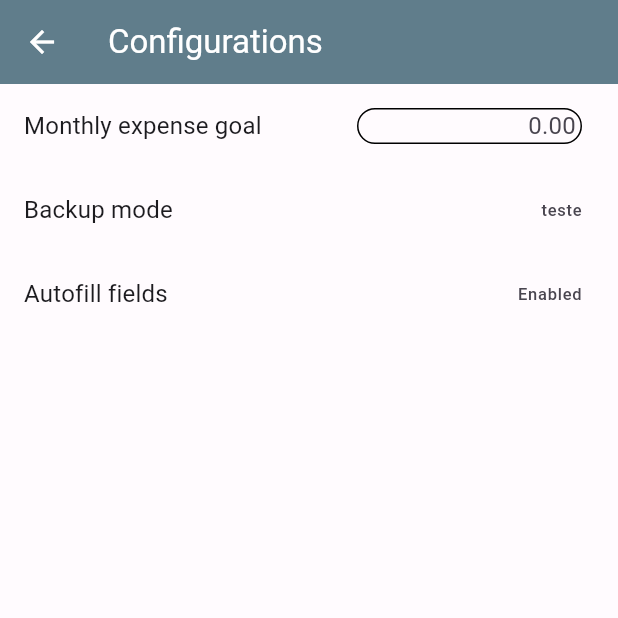
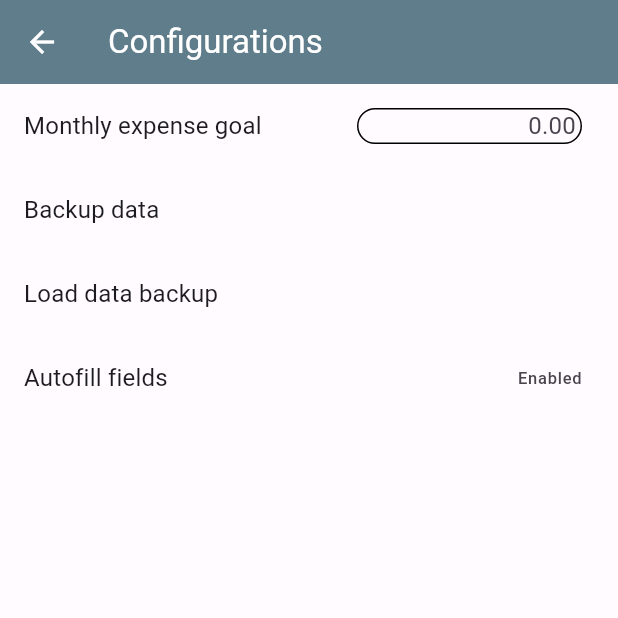
Before and after one commit to fabianoww/noya, a Flutter app: the Configuration screen opened directly, on a phone screen of 412 x 824 dp, the top half of it. Run offline on Flutter 3.47's test engine with Material 3 defaults, Android fonts, the light colour scheme and no system bars; our stand-ins replace currency_text_input_formatter, flutter_spinkit, share_plus, sqflite; missing offline and left inert: file_selector, sqflite_migration; accounts and stored records are empty; project files that could hold a hidden picture were left out.

Commit message:
Alterando mecanismo de backup

```diff
--- a/lib/activities/configuration.dart
+++ b/lib/activities/configuration.dart
@@ -1,11 +1,9 @@
 import 'package:currency_text_input_formatter/currency_text_input_formatter.dart';
 import 'package:flutter/material.dart';
-import 'package:noya2/activities/backup_config.dart';
 import 'package:noya2/activities/prediction_config.dart';
 import 'package:noya2/l10n/app_localizations.dart';
+import 'package:noya2/services/backup_service.dart';
 import 'package:noya2/services/configuration_service.dart';
-//import 'package:noya2/styles/dynamic_theme.dart';
-//import 'package:noya2/styles/themes.dart';
 import 'package:intl/intl.dart';
 
 class Configuration extends StatefulWidget {
@@ -47,22 +45,6 @@ class _ConfigurationState extends State<Configuration> {
             }),
       ),
       body: ListView(children: <Widget>[
-        /*
-        SwitchListTile(
-            title: Text(AppLocalizations.of(context)!.config_darkmode),
-            value: _darkMode,
-            activeThumbColor: Theme.of(context).colorScheme.primary,
-            onChanged: (bool value) {
-              setState(() {
-                _darkMode = value;
-                DynamicTheme.of(context).setThemeData(
-                    _darkMode ? Themes.darkTheme : Themes.lightTheme);
-                ConfigurationService.saveThemeConfiguration(
-                    _darkMode ? Themes.darkThemeKey : Themes.lightThemeKey);
-                //context.findAncestorStateOfType<State<NoyaApp>>();
-              });
-            }),
-            */
         new ListTile(
           title: Text(AppLocalizations.of(context)!.config_goal),
           trailing: new Container(
@@ -90,17 +72,38 @@ class _ConfigurationState extends State<Configuration> {
           ),
         ),
         new ListTile(
-          title: Text(AppLocalizations.of(context)!.config_backup_mode),
-          trailing: Text('teste'), // FIXME
+          title: Text(AppLocalizations.of(context)!.config_backup_create_label),
           onTap: () {
-            Navigator.push(
-              context,
-              MaterialPageRoute(builder: (context) {
-                return BackupConfig();
-              }),
-            ).then((value) {
-              //Provider.of<RefreshController>(context).notifyListeners();
+            BackupService().createBackup().then((_) {
+              ScaffoldMessenger.of(context).showSnackBar(SnackBar(content: Text(AppLocalizations.of(context)!.config_backup_create_done)));
             });
+          },
+        ),
+        new ListTile(
+          title: Text(AppLocalizations.of(context)!.config_backup_load_label),
+          onTap: () {
+            showDialog(
+              context: context,
+              builder: (BuildContext context) {
+                return AlertDialog(
+                  title: Text(AppLocalizations.of(context)!.confirm_backup_load_title),
+                  content: Text(AppLocalizations.of(context)!.confirm_backup_load_text),
+                  actions: <Widget>[
+                    TextButton(
+                      child: Text(AppLocalizations.of(context)!.button_no),
+                      onPressed: () => Navigator.of(context).pop()
+                    ),
+                    TextButton(
+                      child: Text(AppLocalizations.of(context)!.button_yes),
+                      onPressed: () => BackupService().loadBackup().then((_) {
+                        ScaffoldMessenger.of(context).showSnackBar(SnackBar(content: Text(AppLocalizations.of(context)!.config_backup_load_done)));
+                        Navigator.of(context).pop();
+                      })
+                    ),
+                  ],
+                );
+              },
+            );
           },
         ),
         new ListTile(
--- a/lib/l10n/app_en.arb
+++ b/lib/l10n/app_en.arb
@@ -10,8 +10,13 @@
     "config_title": "Configurations",
     "config_darkmode": "Dark mode",
     "config_goal": "Monthly expense goal",
-    "config_backup_mode": "Backup mode",
+    "config_backup_create_label": "Backup data",
+    "config_backup_create_done": "Backup created!",
+    "config_backup_load_label": "Load data backup",
+    "config_backup_load_done": "Backup loaded!",
     "config_prediction_fields": "Autofill fields",
+    "confirm_backup_load_title": "Attention!",
+    "confirm_backup_load_text": "Loading the backup will erase your current data. Do you wish to continue?",
     "label_revenue": "Revenue",
     "label_revenues": "Revenues",
     "label_expense": "Expense",
--- a/lib/l10n/app_localizations.dart
+++ b/lib/l10n/app_localizations.dart
@@ -164,17 +164,47 @@ abstract class AppLocalizations {
   /// **'Meta mensal de despesa'**
   String get config_goal;
 
-  /// No description provided for @config_backup_mode.
+  /// No description provided for @config_backup_create_label.
   ///
   /// In pt, this message translates to:
-  /// **'Modo de backup'**
-  String get config_backup_mode;
+  /// **'Realizar backup dos dados'**
+  String get config_backup_create_label;
+
+  /// No description provided for @config_backup_create_done.
+  ///
+  /// In pt, this message translates to:
+  /// **'Backup gerado!'**
+  String get config_backup_create_done;
+
+  /// No description provided for @config_backup_load_label.
+  ///
+  /// In pt, this message translates to:
+  /// **'Carregar backup dos dados'**
+  String get config_backup_load_label;
+
+  /// No description provided for @config_backup_load_done.
+  ///
+  /// In pt, this message translates to:
+  /// **'Backup carregado!'**
+  String get config_backup_load_done;
 
   /// No description provided for @config_prediction_fields.
   ///
   /// In pt, this message translates to:
   /// **'Preenchimento automático de campos'**
   String get config_prediction_fields;
+
+  /// No description provided for @confirm_backup_load_title.
+  ///
+  /// In pt, this message translates to:
+  /// **'Atenção!'**
+  String get confirm_backup_load_title;
+
+  /// No description provided for @confirm_backup_load_text.
+  ///
+  /// In pt, this message translates to:
+  /// **'Ao carregar o backup, os dados atuais serão perdidos. Deseja continuar?'**
+  String get confirm_backup_load_text;
 
   /// No description provided for @label_revenue.
   ///
--- a/lib/l10n/app_localizations_en.dart
+++ b/lib/l10n/app_localizations_en.dart
@@ -48,10 +48,26 @@ class AppLocalizationsEn extends AppLocalizations {
   String get config_goal => 'Monthly expense goal';
 
   @override
-  String get config_backup_mode => 'Backup mode';
+  String get config_backup_create_label => 'Backup data';
+
+  @override
+  String get config_backup_create_done => 'Backup created!';
+
+  @override
+  String get config_backup_load_label => 'Load data backup';
+
+  @override
+  String get config_backup_load_done => 'Backup loaded!';
 
   @override
   String get config_prediction_fields => 'Autofill fields';
+
+  @override
+  String get confirm_backup_load_title => 'Attention!';
+
+  @override
+  String get confirm_backup_load_text =>
+      'Loading the backup will erase your current data. Do you wish to continue?';
 
   @override
   String get label_revenue => 'Revenue';
--- a/lib/l10n/app_localizations_pt.dart
+++ b/lib/l10n/app_localizations_pt.dart
@@ -48,10 +48,26 @@ class AppLocalizationsPt extends AppLocalizations {
   String get config_goal => 'Meta mensal de despesa';
 
   @override
-  String get config_backup_mode => 'Modo de backup';
+  String get config_backup_create_label => 'Realizar backup dos dados';
+
+  @override
+  String get config_backup_create_done => 'Backup gerado!';
+
+  @override
+  String get config_backup_load_label => 'Carregar backup dos dados';
+
+  @override
+  String get config_backup_load_done => 'Backup carregado!';
 
   @override
   String get config_prediction_fields => 'Preenchimento automático de campos';
+
+  @override
+  String get confirm_backup_load_title => 'Atenção!';
+
+  @override
+  String get confirm_backup_load_text =>
+      'Ao carregar o backup, os dados atuais serão perdidos. Deseja continuar?';
 
   @override
   String get label_revenue => 'Receita';
--- a/lib/l10n/app_pt.arb
+++ b/lib/l10n/app_pt.arb
@@ -10,8 +10,13 @@
     "config_title": "Configurações",
     "config_darkmode": "Modo escuro",
     "config_goal": "Meta mensal de despesa",
-    "config_backup_mode": "Modo de backup",
+    "config_backup_create_label": "Realizar backup dos dados",
+    "config_backup_create_done": "Backup gerado!",
+    "config_backup_load_label": "Carregar backup dos dados",
+    "config_backup_load_done": "Backup carregado!",
     "config_prediction_fields": "Preenchimento automático de campos",
+    "confirm_backup_load_title": "Atenção!",
+    "confirm_backup_load_text": "Ao carregar o backup, os dados atuais serão perdidos. Deseja continuar?",
     "label_revenue": "Receita",
     "label_revenues": "Receitas",
     "label_expense": "Despesa",
--- a/pubspec.yaml
+++ b/pubspec.yaml
@@ -44,6 +44,9 @@ dependencies:
   sqflite_migration: ^0.3.0
   http: ^1.6.0
   path: ^1.9.1
+  path_provider: ^2.1.5
+  share_plus: ^13.0.0
+  file_selector: ^1.1.0
 
 dev_dependencies:
   flutter_test:
```
Also changed, not shown: lib/activities/backup_config.dart (+2 -5 lines), lib/dao/noya_database.dart (+0 -12 lines), lib/services/backup_service.dart (added, +70 -0 lines), pubspec.lock, 6 other files.
